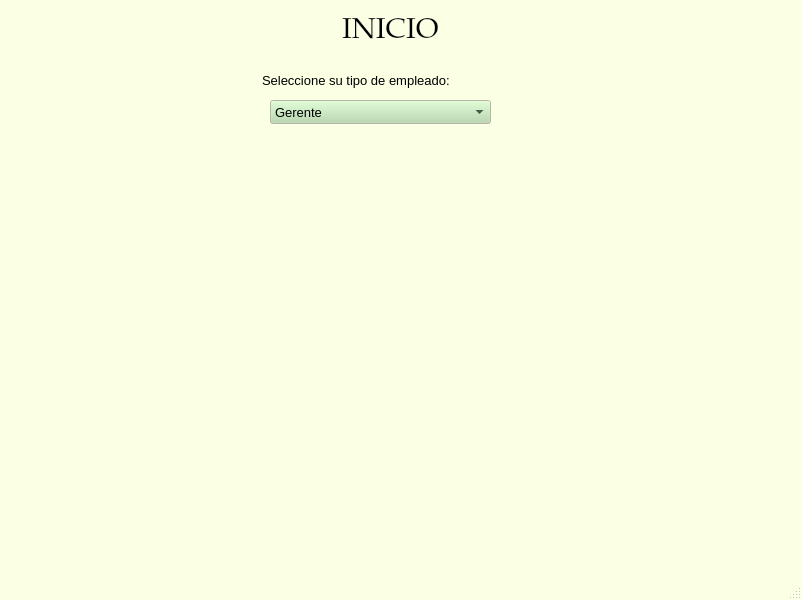
First picture: the form in mainwindow.ui, repository rajuria/ProyectoEstruDatosII, before the edit.
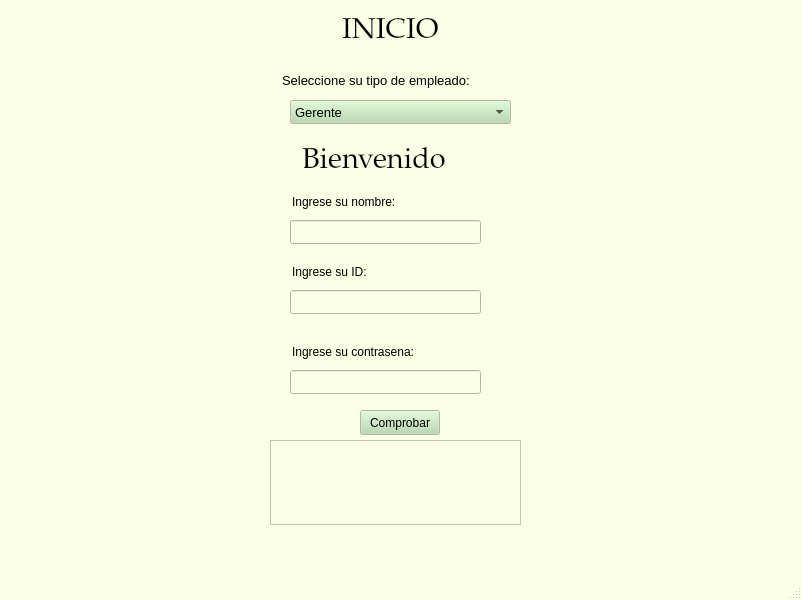
Second picture: the form after the edit.

```diff
--- a/mainwindow.ui
+++ b/mainwindow.ui
@@ -484,6 +484,9 @@
   </property>
   <widget class="QWidget" name="centralwidget">
    <widget class="QStackedWidget" name="stackedWidget">
+    <property name="enabled">
+     <bool>true</bool>
+    </property>
     <property name="geometry">
      <rect>
       <x>0</x>
@@ -988,6 +991,12 @@
       </disabled>
      </palette>
     </property>
+    <property name="frameShadow">
+     <enum>QFrame::Plain</enum>
+    </property>
+    <property name="lineWidth">
+     <number>0</number>
+    </property>
     <property name="currentIndex">
      <number>0</number>
     </property>
@@ -1105,7 +1114,7 @@
      <widget class="QLineEdit" name="lineEdit">
       <property name="geometry">
        <rect>
-        <x>260</x>
+        <x>280</x>
         <y>70</y>
         <width>251</width>
         <height>21</height>
@@ -1132,7 +1141,7 @@
      <widget class="QComboBox" name="comboBox">
       <property name="geometry">
        <rect>
-        <x>270</x>
+        <x>290</x>
         <y>100</y>
         <width>221</width>
         <height>24</height>
@@ -1199,6 +1208,368 @@
        </property>
       </item>
      </widget>
+     <widget class="QStackedWidget" name="stackedWidget_2">
+      <property name="geometry">
+       <rect>
+        <x>250</x>
+        <y>130</y>
+        <width>291</width>
+        <height>401</height>
+       </rect>
+      </property>
+      <property name="currentIndex">
+       <number>0</number>
+      </property>
+      <widget class="QWidget" name="InicioGerente">
+       <widget class="QLineEdit" name="Title_3">
+        <property name="enabled">
+         <bool>true</bool>
+        </property>
+        <property name="geometry">
+         <rect>
+          <x>50</x>
+          <y>10</y>
+          <width>191</width>
+          <height>41</height>
+         </rect>
+        </property>
+        <property name="palette">
+         <palette>
+          <active>
+           <colorrole role="Light">
+            <brush brushstyle="SolidPattern">
+             <color alpha="255">
+              <red>251</red>
+              <green>255</green>
+              <blue>228</blue>
+             </color>
+            </brush>
+           </colorrole>
+           <colorrole role="HighlightedText">
+            <brush brushstyle="SolidPattern">
+             <color alpha="255">
+              <red>0</red>
+              <green>85</green>
+              <blue>0</blue>
+             </color>
+            </brush>
+           </colorrole>
+          </active>
+          <inactive>
+           <colorrole role="Light">
+            <brush brushstyle="SolidPattern">
+             <color alpha="255">
+              <red>251</red>
+              <green>255</green>
+              <blue>228</blue>
+             </color>
+            </brush>
+           </colorrole>
+           <colorrole role="HighlightedText">
+            <brush brushstyle="SolidPattern">
+             <color alpha="255">
+              <red>0</red>
+              <green>85</green>
+              <blue>0</blue>
+             </color>
+            </brush>
+           </colorrole>
+          </inactive>
+          <disabled>
+           <colorrole role="Light">
+            <brush brushstyle="SolidPattern">
+             <color alpha="255">
+              <red>251</red>
+              <green>255</green>
+              <blue>228</blue>
+             </color>
+            </brush>
+           </colorrole>
+           <colorrole role="HighlightedText">
+            <brush brushstyle="SolidPattern">
+             <color alpha="255">
+              <red>0</red>
+              <green>85</green>
+              <blue>0</blue>
+             </color>
+            </brush>
+           </colorrole>
+          </disabled>
+         </palette>
+        </property>
+        <property name="font">
+         <font>
+          <family>Palatino Linotype</family>
+          <pointsize>22</pointsize>
+         </font>
+        </property>
+        <property name="cursor">
+         <cursorShape>IBeamCursor</cursorShape>
+        </property>
+        <property name="mouseTracking">
+         <bool>false</bool>
+        </property>
+        <property name="focusPolicy">
+         <enum>Qt::TabFocus</enum>
+        </property>
+        <property name="acceptDrops">
+         <bool>false</bool>
+        </property>
+        <property name="autoFillBackground">
+         <bool>false</bool>
+        </property>
+        <property name="text">
+         <string>Bienvenido</string>
+        </property>
+        <property name="frame">
+         <bool>false</bool>
+        </property>
+        <property name="dragEnabled">
+         <bool>false</bool>
+        </property>
+        <property name="readOnly">
+         <bool>true</bool>
+        </property>
+       </widget>
+       <widget class="QLineEdit" name="lineEdit_3">
+        <property name="geometry">
+         <rect>
+          <x>40</x>
+          <y>60</y>
+          <width>171</width>
+          <height>24</height>
+         </rect>
+        </property>
+        <property name="acceptDrops">
+         <bool>false</bool>
+        </property>
+        <property name="text">
+         <string>Ingrese su nombre:</string>
+        </property>
+        <property name="frame">
+         <bool>false</bool>
+        </property>
+        <property name="readOnly">
+         <bool>true</bool>
+        </property>
+       </widget>
+       <widget class="QLineEdit" name="lineEdit_4">
+        <property name="geometry">
+         <rect>
+          <x>40</x>
+          <y>90</y>
+          <width>191</width>
+          <height>24</height>
+         </rect>
+        </property>
+       </widget>
+       <widget class="QLineEdit" name="lineEdit_5">
+        <property name="geometry">
+         <rect>
+          <x>40</x>
+          <y>130</y>
+          <width>171</width>
+          <height>24</height>
+         </rect>
+        </property>
+        <property name="acceptDrops">
+         <bool>false</bool>
+        </property>
+        <property name="text">
+         <string>Ingrese su ID:</string>
+        </property>
+        <property name="frame">
+         <bool>false</bool>
+        </property>
+        <property name="readOnly">
+         <bool>true</bool>
+        </property>
+       </widget>
+       <widget class="QLineEdit" name="lineEdit_6">
+        <property name="geometry">
+         <rect>
+          <x>40</x>
+          <y>160</y>
+          <width>191</width>
+          <height>24</height>
+         </rect>
+        </property>
+       </widget>
+       <widget class="QLineEdit" name="lineEdit_7">
+        <property name="geometry">
+         <rect>
+          <x>40</x>
+          <y>210</y>
+          <width>171</width>
+          <height>24</height>
+         </rect>
+        </property>
+        <property name="acceptDrops">
+         <bool>false</bool>
+        </property>
+        <property name="text">
+         <string>Ingrese su contrasena:</string>
+        </property>
+        <property name="frame">
+         <bool>false</bool>
+        </property>
+        <property name="readOnly">
+         <bool>true</bool>
+        </property>
+       </widget>
+       <widget class="QLineEdit" name="lineEdit_8">
+        <property name="geometry">
+         <rect>
+          <x>40</x>
+          <y>240</y>
+          <width>191</width>
+          <height>24</height>
+         </rect>
+        </property>
+       </widget>
+       <widget class="QPushButton" name="pushButton">
+        <property name="geometry">
+         <rect>
+          <x>110</x>
+          <y>280</y>
+          <width>80</width>
+          <height>25</height>
+         </rect>
+        </property>
+        <property name="text">
+         <string>Comprobar</string>
+        </property>
+       </widget>
+       <widget class="QTextEdit" name="textEdit">
+        <property name="enabled">
+         <bool>false</bool>
+        </property>
+        <property name="geometry">
+         <rect>
+          <x>20</x>
+          <y>310</y>
+          <width>251</width>
+          <height>85</height>
+         </rect>
+        </property>
+        <property name="lineWidth">
+         <number>0</number>
+        </property>
+       </widget>
+      </widget>
+      <widget class="QWidget" name="InicioVendedor">
+       <widget class="QLineEdit" name="Title_4">
+        <property name="enabled">
+         <bool>true</bool>
+        </property>
+        <property name="geometry">
+         <rect>
+          <x>10</x>
+          <y>10</y>
+          <width>361</width>
+          <height>41</height>
+         </rect>
+        </property>
+        <property name="palette">
+         <palette>
+          <active>
+           <colorrole role="Light">
+            <brush brushstyle="SolidPattern">
+             <color alpha="255">
+              <red>251</red>
+              <green>255</green>
+              <blue>228</blue>
+             </color>
+            </brush>
+           </colorrole>
+           <colorrole role="HighlightedText">
+            <brush brushstyle="SolidPattern">
+             <color alpha="255">
+              <red>0</red>
+              <green>85</green>
+              <blue>0</blue>
+             </color>
+            </brush>
+           </colorrole>
+          </active>
+          <inactive>
+           <colorrole role="Light">
+            <brush brushstyle="SolidPattern">
+             <color alpha="255">
+              <red>251</red>
+              <green>255</green>
+              <blue>228</blue>
+             </color>
+            </brush>
+           </colorrole>
+           <colorrole role="HighlightedText">
+            <brush brushstyle="SolidPattern">
+             <color alpha="255">
+              <red>0</red>
+              <green>85</green>
+              <blue>0</blue>
+             </color>
+            </brush>
+           </colorrole>
+          </inactive>
+          <disabled>
+           <colorrole role="Light">
+            <brush brushstyle="SolidPattern">
+             <color alpha="255">
+              <red>251</red>
+              <green>255</green>
+              <blue>228</blue>
+             </color>
+            </brush>
+           </colorrole>
+           <colorrole role="HighlightedText">
+            <brush brushstyle="SolidPattern">
+             <color alpha="255">
+              <red>0</red>
+              <green>85</green>
+              <blue>0</blue>
+             </color>
+            </brush>
+           </colorrole>
+          </disabled>
+         </palette>
+        </property>
+        <property name="font">
+         <font>
+          <family>Palatino Linotype</family>
+          <pointsize>22</pointsize>
+         </font>
+        </property>
+        <property name="cursor">
+         <cursorShape>IBeamCursor</cursorShape>
+        </property>
+        <property name="mouseTracking">
+         <bool>false</bool>
+        </property>
+        <property name="focusPolicy">
+         <enum>Qt::TabFocus</enum>
+        </property>
+        <property name="acceptDrops">
+         <bool>false</bool>
+        </property>
+        <property name="autoFillBackground">
+         <bool>false</bool>
+        </property>
+        <property name="text">
+         <string>Bienvenido Vendedor</string>
+        </property>
+        <property name="frame">
+         <bool>false</bool>
+        </property>
+        <property name="dragEnabled">
+         <bool>false</bool>
+        </property>
+        <property name="readOnly">
+         <bool>true</bool>
+        </property>
+       </widget>
+      </widget>
+     </widget>
     </widget>
     <widget class="QWidget" name="Menu">
      <widget class="QPushButton" name="GestionE_PB">
```
Left out of the diff: 2 changed lines with no effect on the pictures.
